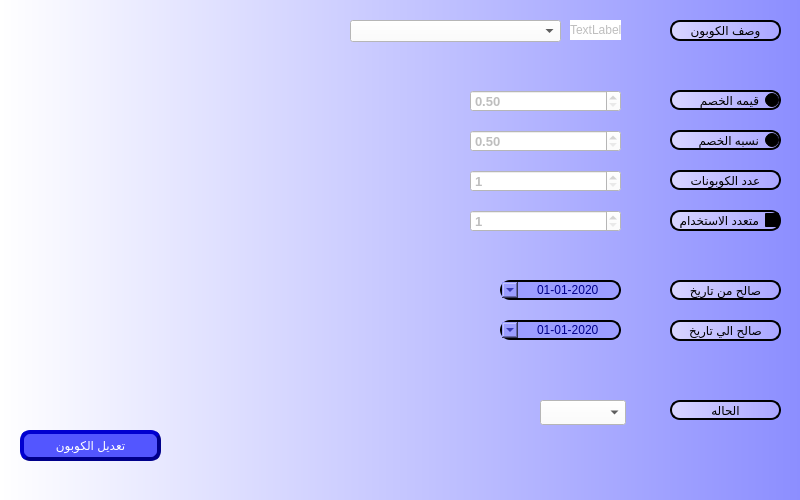
This is presentation/coupon_ui/stoppedCoupon.ui in shymaa123456/HyperPOS2020 as Qt 5 draws it before an edit. The edited form follows.
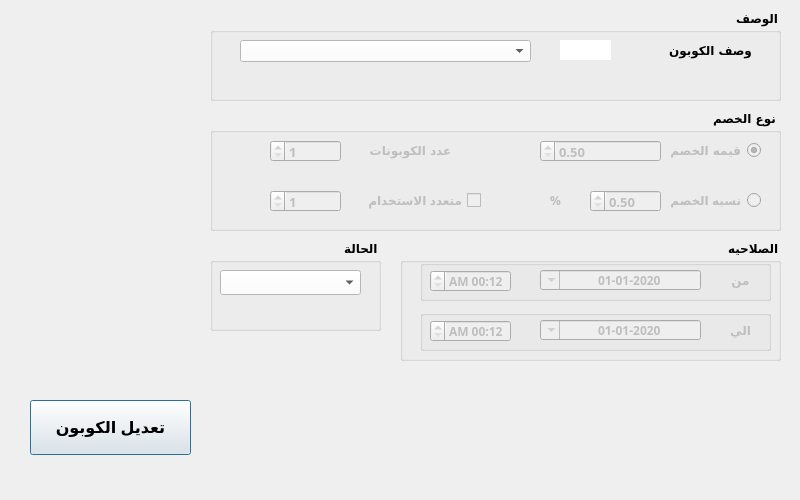
This is the edited form.

What changed in the file:
```diff
--- a/presentation/coupon_ui/stoppedCoupon.ui
+++ b/presentation/coupon_ui/stoppedCoupon.ui
@@ -26,518 +26,680 @@
    <string>أيقاف / تفعيل الكوبون</string>
   </property>
   <property name="styleSheet">
-   <string notr="true">background-color: qlineargradient(spread:pad, x1:0, y1:0, x2:1, y2:0, stop:0 #ffffff, stop:1 #8c8eff);</string>
+   <string notr="true"/>
   </property>
   <widget class="QPushButton" name="BTN_modifyCoupon">
    <property name="geometry">
     <rect>
-     <x>20</x>
-     <y>430</y>
-     <width>141</width>
-     <height>31</height>
+     <x>30</x>
+     <y>400</y>
+     <width>161</width>
+     <height>55</height>
     </rect>
    </property>
+   <property name="font">
+    <font>
+     <family>MS Shell Dlg 2</family>
+     <pointsize>12</pointsize>
+     <weight>75</weight>
+     <bold>true</bold>
+    </font>
+   </property>
+   <property name="layoutDirection">
+    <enum>Qt::RightToLeft</enum>
+   </property>
    <property name="styleSheet">
-    <string notr="true">QPushButton{
-                                        background-color: #5356ff;
-                                        border-style: outset;
-                                        border-width: 4px;
-                                        border-radius: 10px;
-                                        border-color: darkblue;
-                    color:white;
-	font: 75 14pt &quot;MS Shell Dlg 2&quot;;
-	                                    }
-                                        QPushButton:hover {
-                                        background: qradialgradient(
-                                        cx: 0.3, cy: -0.4, fx: 0.3, fy: -0.4,
-                                        radius: 1.35, stop: 0 #3a0dab, stop: 1 #a5a5ff
-                                        );
-                                        }
-                                        QPushButton:pressed {
-                                        border-style: inset;
-                                        background: qradialgradient(
-                                        cx: 0.4, cy: -0.1, fx: 0.4, fy: -0.1,
-                                        radius: 1.35, stop: 0 #a5a5ff, stop: 1 #3a0dab
-                                        );
-                                        }</string>
+    <string notr="true"/>
    </property>
    <property name="text">
     <string>تعديل الكوبون</string>
    </property>
   </widget>
-  <widget class="QDateTimeEdit" name="Qdate_from">
-   <property name="enabled">
-    <bool>false</bool>
-   </property>
+  <widget class="QGroupBox" name="groupBox">
    <property name="geometry">
     <rect>
-     <x>500</x>
-     <y>280</y>
-     <width>121</width>
-     <height>20</height>
+     <x>210</x>
+     <y>10</y>
+     <width>571</width>
+     <height>91</height>
     </rect>
    </property>
-   <property name="layoutDirection">
-    <enum>Qt::RightToLeft</enum>
-   </property>
-   <property name="styleSheet">
-    <string notr="true">color:darkblue;
-background-color: qlineargradient(spread:pad, x1:0, y1:0, x2:1, y2:0, stop:0 #d8d5ff, stop:1 #a9a6ff);
-border-style: outset;
-border-width: 2px;
-border-radius: 10px;
-border-color:black;
-background-color: #9c9eff;</string>
-   </property>
-   <property name="alignment">
-    <set>Qt::AlignCenter</set>
-   </property>
-   <property name="minimumDateTime">
-    <datetime>
-     <hour>0</hour>
-     <minute>0</minute>
-     <second>0</second>
-     <year>2020</year>
-     <month>1</month>
-     <day>1</day>
-    </datetime>
-   </property>
-   <property name="displayFormat">
-    <string>yyyy-MM-dd</string>
-   </property>
-   <property name="calendarPopup">
-    <bool>true</bool>
-   </property>
-  </widget>
-  <widget class="QLabel" name="desc">
-   <property name="geometry">
-    <rect>
-     <x>670</x>
-     <y>20</y>
-     <width>111</width>
-     <height>21</height>
-    </rect>
-   </property>
-   <property name="layoutDirection">
-    <enum>Qt::RightToLeft</enum>
-   </property>
-   <property name="styleSheet">
-    <string notr="true">color:Black;
-background-color: qlineargradient(spread:pad, x1:0, y1:0, x2:1, y2:0, stop:0 #d8d5ff, stop:1 #a9a6ff);
-border-style: outset;
-border-width: 2px;
-border-radius: 10px;
-border-color:black;</string>
-   </property>
-   <property name="text">
-    <string>وصف الكوبون</string>
-   </property>
-   <property name="alignment">
-    <set>Qt::AlignCenter</set>
-   </property>
-  </widget>
-  <widget class="QRadioButton" name="radioButton_Value">
-   <property name="enabled">
-    <bool>false</bool>
-   </property>
-   <property name="geometry">
-    <rect>
-     <x>670</x>
-     <y>90</y>
-     <width>111</width>
-     <height>20</height>
-    </rect>
-   </property>
-   <property name="layoutDirection">
-    <enum>Qt::RightToLeft</enum>
-   </property>
-   <property name="autoFillBackground">
-    <bool>false</bool>
-   </property>
-   <property name="styleSheet">
-    <string notr="true">color:Black;
-background-color: qlineargradient(spread:pad, x1:0, y1:0, x2:1, y2:0, stop:0 #d8d5ff, stop:1 #a9a6ff);
-border-style: outset;
-border-width: 2px;
-border-radius: 10px;
-border-color:black;</string>
-   </property>
-   <property name="text">
-    <string>قيمه الخصم</string>
-   </property>
-   <property name="checked">
-    <bool>true</bool>
-   </property>
-  </widget>
-  <widget class="QCheckBox" name="checkBox_Multi">
-   <property name="enabled">
-    <bool>false</bool>
-   </property>
-   <property name="geometry">
-    <rect>
-     <x>670</x>
-     <y>210</y>
-     <width>111</width>
-     <height>21</height>
-    </rect>
-   </property>
-   <property name="layoutDirection">
-    <enum>Qt::RightToLeft</enum>
-   </property>
-   <property name="styleSheet">
-    <string notr="true">color:Black;
-background-color: qlineargradient(spread:pad, x1:0, y1:0, x2:1, y2:0, stop:0 #d8d5ff, stop:1 #a9a6ff);
-border-style: outset;
-border-width: 2px;
-border-radius: 10px;
-border-color:black;</string>
-   </property>
-   <property name="text">
-    <string>متعدد الاستخدام</string>
-   </property>
-  </widget>
-  <widget class="QLabel" name="desc_2">
-   <property name="enabled">
-    <bool>false</bool>
-   </property>
-   <property name="geometry">
-    <rect>
-     <x>670</x>
-     <y>170</y>
-     <width>111</width>
-     <height>20</height>
-    </rect>
-   </property>
-   <property name="layoutDirection">
-    <enum>Qt::RightToLeft</enum>
-   </property>
-   <property name="styleSheet">
-    <string notr="true">color:Black;
-background-color: qlineargradient(spread:pad, x1:0, y1:0, x2:1, y2:0, stop:0 #d8d5ff, stop:1 #a9a6ff);
-border-style: outset;
-border-width: 2px;
-border-radius: 10px;
-border-color:black;</string>
-   </property>
-   <property name="text">
-    <string>عدد الكوبونات</string>
-   </property>
-   <property name="alignment">
-    <set>Qt::AlignCenter</set>
-   </property>
-  </widget>
-  <widget class="QDateTimeEdit" name="Qdate_to">
-   <property name="enabled">
-    <bool>false</bool>
-   </property>
-   <property name="geometry">
-    <rect>
-     <x>500</x>
-     <y>320</y>
-     <width>121</width>
-     <height>20</height>
-    </rect>
-   </property>
-   <property name="layoutDirection">
-    <enum>Qt::RightToLeft</enum>
-   </property>
-   <property name="styleSheet">
-    <string notr="true">color:darkblue;
-background-color: qlineargradient(spread:pad, x1:0, y1:0, x2:1, y2:0, stop:0 #d8d5ff, stop:1 #a9a6ff);
-border-style: outset;
-border-width: 2px;
-border-radius: 10px;
-border-color:black;
-background-color: #9c9eff;</string>
-   </property>
-   <property name="alignment">
-    <set>Qt::AlignCenter</set>
-   </property>
-   <property name="minimumDateTime">
-    <datetime>
-     <hour>0</hour>
-     <minute>0</minute>
-     <second>0</second>
-     <year>2020</year>
-     <month>1</month>
-     <day>1</day>
-    </datetime>
-   </property>
-   <property name="displayFormat">
-    <string>yyyy-MM-dd</string>
-   </property>
-   <property name="calendarPopup">
-    <bool>true</bool>
-   </property>
-  </widget>
-  <widget class="QDoubleSpinBox" name="LE_desc_2">
-   <property name="enabled">
-    <bool>false</bool>
-   </property>
-   <property name="geometry">
-    <rect>
-     <x>470</x>
-     <y>90</y>
-     <width>151</width>
-     <height>22</height>
-    </rect>
-   </property>
    <property name="font">
     <font>
-     <pointsize>10</pointsize>
+     <family>29LT Bukra Regular</family>
+     <pointsize>9</pointsize>
      <weight>75</weight>
      <bold>true</bold>
     </font>
    </property>
-   <property name="styleSheet">
-    <string notr="true">background-color: rgb(255, 255, 255);</string>
+   <property name="layoutDirection">
+    <enum>Qt::RightToLeft</enum>
    </property>
-   <property name="minimum">
-    <double>0.500000000000000</double>
+   <property name="title">
+    <string>الوصف</string>
    </property>
+   <widget class="QComboBox" name="CMB_CouponDes">
+    <property name="geometry">
+     <rect>
+      <x>30</x>
+      <y>30</y>
+      <width>291</width>
+      <height>22</height>
+     </rect>
+    </property>
+    <property name="layoutDirection">
+     <enum>Qt::LeftToRight</enum>
+    </property>
+    <property name="styleSheet">
+     <string notr="true">background-color: rgb(255, 255, 255);</string>
+    </property>
+    <property name="editable">
+     <bool>false</bool>
+    </property>
+   </widget>
+   <widget class="QLabel" name="labe_id">
+    <property name="enabled">
+     <bool>false</bool>
+    </property>
+    <property name="geometry">
+     <rect>
+      <x>350</x>
+      <y>30</y>
+      <width>51</width>
+      <height>20</height>
+     </rect>
+    </property>
+    <property name="styleSheet">
+     <string notr="true">background-color: rgb(255, 255, 255);</string>
+    </property>
+    <property name="text">
+     <string/>
+    </property>
+   </widget>
+   <widget class="QLabel" name="desc_5">
+    <property name="geometry">
+     <rect>
+      <x>450</x>
+      <y>30</y>
+      <width>101</width>
+      <height>21</height>
+     </rect>
+    </property>
+    <property name="font">
+     <font>
+      <family>29LT Bukra Regular</family>
+      <pointsize>9</pointsize>
+      <weight>75</weight>
+      <bold>true</bold>
+     </font>
+    </property>
+    <property name="layoutDirection">
+     <enum>Qt::RightToLeft</enum>
+    </property>
+    <property name="styleSheet">
+     <string notr="true"/>
+    </property>
+    <property name="text">
+     <string>وصف الكوبون</string>
+    </property>
+    <property name="alignment">
+     <set>Qt::AlignCenter</set>
+    </property>
+   </widget>
   </widget>
-  <widget class="QSpinBox" name="LE_desc_5">
-   <property name="enabled">
-    <bool>false</bool>
-   </property>
+  <widget class="QGroupBox" name="groupBox_2">
    <property name="geometry">
     <rect>
-     <x>470</x>
-     <y>210</y>
-     <width>151</width>
-     <height>22</height>
+     <x>210</x>
+     <y>110</y>
+     <width>571</width>
+     <height>121</height>
     </rect>
    </property>
    <property name="font">
     <font>
-     <pointsize>10</pointsize>
+     <family>29LT Bukra Regular</family>
+     <pointsize>9</pointsize>
      <weight>75</weight>
      <bold>true</bold>
     </font>
    </property>
-   <property name="styleSheet">
-    <string notr="true">background-color: rgb(255, 255, 255);</string>
+   <property name="layoutDirection">
+    <enum>Qt::RightToLeft</enum>
    </property>
-   <property name="minimum">
-    <number>1</number>
+   <property name="title">
+    <string>نوع الخصم</string>
    </property>
+   <widget class="QSpinBox" name="LE_desc_5">
+    <property name="enabled">
+     <bool>false</bool>
+    </property>
+    <property name="geometry">
+     <rect>
+      <x>60</x>
+      <y>80</y>
+      <width>71</width>
+      <height>22</height>
+     </rect>
+    </property>
+    <property name="font">
+     <font>
+      <pointsize>10</pointsize>
+      <weight>75</weight>
+      <bold>true</bold>
+     </font>
+    </property>
+    <property name="styleSheet">
+     <string notr="true"/>
+    </property>
+    <property name="minimum">
+     <number>1</number>
+    </property>
+   </widget>
+   <widget class="QSpinBox" name="LE_desc_4">
+    <property name="enabled">
+     <bool>false</bool>
+    </property>
+    <property name="geometry">
+     <rect>
+      <x>60</x>
+      <y>30</y>
+      <width>71</width>
+      <height>22</height>
+     </rect>
+    </property>
+    <property name="font">
+     <font>
+      <pointsize>10</pointsize>
+      <weight>75</weight>
+      <bold>true</bold>
+     </font>
+    </property>
+    <property name="styleSheet">
+     <string notr="true"/>
+    </property>
+    <property name="minimum">
+     <number>1</number>
+    </property>
+   </widget>
+   <widget class="QCheckBox" name="checkBox_Multi">
+    <property name="enabled">
+     <bool>false</bool>
+    </property>
+    <property name="geometry">
+     <rect>
+      <x>150</x>
+      <y>80</y>
+      <width>121</width>
+      <height>21</height>
+     </rect>
+    </property>
+    <property name="font">
+     <font>
+      <family>MS Shell Dlg 2</family>
+      <pointsize>9</pointsize>
+     </font>
+    </property>
+    <property name="layoutDirection">
+     <enum>Qt::RightToLeft</enum>
+    </property>
+    <property name="styleSheet">
+     <string notr="true"/>
+    </property>
+    <property name="text">
+     <string>متعدد الاستخدام</string>
+    </property>
+   </widget>
+   <widget class="QRadioButton" name="radioButton_Percentage">
+    <property name="enabled">
+     <bool>false</bool>
+    </property>
+    <property name="geometry">
+     <rect>
+      <x>440</x>
+      <y>80</y>
+      <width>111</width>
+      <height>20</height>
+     </rect>
+    </property>
+    <property name="font">
+     <font>
+      <family>MS Shell Dlg 2</family>
+      <pointsize>9</pointsize>
+     </font>
+    </property>
+    <property name="layoutDirection">
+     <enum>Qt::RightToLeft</enum>
+    </property>
+    <property name="styleSheet">
+     <string notr="true"/>
+    </property>
+    <property name="text">
+     <string>نسبه الخصم</string>
+    </property>
+   </widget>
+   <widget class="QDoubleSpinBox" name="LE_desc_3">
+    <property name="enabled">
+     <bool>false</bool>
+    </property>
+    <property name="geometry">
+     <rect>
+      <x>380</x>
+      <y>80</y>
+      <width>71</width>
+      <height>22</height>
+     </rect>
+    </property>
+    <property name="font">
+     <font>
+      <pointsize>10</pointsize>
+      <weight>75</weight>
+      <bold>true</bold>
+     </font>
+    </property>
+    <property name="styleSheet">
+     <string notr="true"/>
+    </property>
+    <property name="minimum">
+     <double>0.500000000000000</double>
+    </property>
+   </widget>
+   <widget class="QDoubleSpinBox" name="LE_desc_2">
+    <property name="enabled">
+     <bool>false</bool>
+    </property>
+    <property name="geometry">
+     <rect>
+      <x>330</x>
+      <y>30</y>
+      <width>121</width>
+      <height>22</height>
+     </rect>
+    </property>
+    <property name="font">
+     <font>
+      <pointsize>10</pointsize>
+      <weight>75</weight>
+      <bold>true</bold>
+     </font>
+    </property>
+    <property name="styleSheet">
+     <string notr="true"/>
+    </property>
+    <property name="minimum">
+     <double>0.500000000000000</double>
+    </property>
+   </widget>
+   <widget class="QRadioButton" name="radioButton_Value">
+    <property name="enabled">
+     <bool>false</bool>
+    </property>
+    <property name="geometry">
+     <rect>
+      <x>440</x>
+      <y>30</y>
+      <width>111</width>
+      <height>20</height>
+     </rect>
+    </property>
+    <property name="font">
+     <font>
+      <pointsize>9</pointsize>
+      <weight>75</weight>
+      <bold>true</bold>
+     </font>
+    </property>
+    <property name="layoutDirection">
+     <enum>Qt::RightToLeft</enum>
+    </property>
+    <property name="autoFillBackground">
+     <bool>false</bool>
+    </property>
+    <property name="styleSheet">
+     <string notr="true"/>
+    </property>
+    <property name="text">
+     <string>قيمه الخصم</string>
+    </property>
+    <property name="checked">
+     <bool>true</bool>
+    </property>
+   </widget>
+   <widget class="QLabel" name="desc_2">
+    <property name="enabled">
+     <bool>false</bool>
+    </property>
+    <property name="geometry">
+     <rect>
+      <x>150</x>
+      <y>30</y>
+      <width>101</width>
+      <height>21</height>
+     </rect>
+    </property>
+    <property name="font">
+     <font>
+      <family>29LT Bukra Regular</family>
+      <pointsize>9</pointsize>
+      <weight>75</weight>
+      <bold>true</bold>
+     </font>
+    </property>
+    <property name="layoutDirection">
+     <enum>Qt::RightToLeft</enum>
+    </property>
+    <property name="styleSheet">
+     <string notr="true"/>
+    </property>
+    <property name="text">
+     <string>عدد الكوبونات</string>
+    </property>
+    <property name="alignment">
+     <set>Qt::AlignCenter</set>
+    </property>
+   </widget>
+   <widget class="QLabel" name="label">
+    <property name="enabled">
+     <bool>false</bool>
+    </property>
+    <property name="geometry">
+     <rect>
+      <x>330</x>
+      <y>80</y>
+      <width>31</width>
+      <height>21</height>
+     </rect>
+    </property>
+    <property name="font">
+     <font>
+      <family>29LT Bukra Regular</family>
+      <pointsize>9</pointsize>
+      <weight>75</weight>
+      <bold>true</bold>
+     </font>
+    </property>
+    <property name="text">
+     <string>%</string>
+    </property>
+    <property name="alignment">
+     <set>Qt::AlignCenter</set>
+    </property>
+   </widget>
   </widget>
-  <widget class="QDoubleSpinBox" name="LE_desc_3">
-   <property name="enabled">
-    <bool>false</bool>
-   </property>
+  <widget class="QGroupBox" name="groupBox_3">
    <property name="geometry">
     <rect>
-     <x>470</x>
-     <y>130</y>
-     <width>151</width>
-     <height>22</height>
+     <x>400</x>
+     <y>240</y>
+     <width>381</width>
+     <height>121</height>
     </rect>
    </property>
    <property name="font">
     <font>
-     <pointsize>10</pointsize>
+     <family>29LT Bukra Regular</family>
+     <pointsize>9</pointsize>
      <weight>75</weight>
      <bold>true</bold>
     </font>
    </property>
-   <property name="styleSheet">
-    <string notr="true">background-color: rgb(255, 255, 255);</string>
+   <property name="layoutDirection">
+    <enum>Qt::RightToLeft</enum>
    </property>
-   <property name="minimum">
-    <double>0.500000000000000</double>
+   <property name="title">
+    <string>الصلاحيه</string>
    </property>
+   <widget class="QGroupBox" name="groupBox_5">
+    <property name="geometry">
+     <rect>
+      <x>20</x>
+      <y>20</y>
+      <width>351</width>
+      <height>41</height>
+     </rect>
+    </property>
+    <property name="font">
+     <font>
+      <family>29LT Bukra Regular</family>
+      <pointsize>9</pointsize>
+      <weight>75</weight>
+      <bold>true</bold>
+     </font>
+    </property>
+    <property name="layoutDirection">
+     <enum>Qt::RightToLeft</enum>
+    </property>
+    <property name="title">
+     <string/>
+    </property>
+    <widget class="QDateTimeEdit" name="Qdate_from">
+     <property name="enabled">
+      <bool>false</bool>
+     </property>
+     <property name="geometry">
+      <rect>
+       <x>120</x>
+       <y>10</y>
+       <width>161</width>
+       <height>20</height>
+      </rect>
+     </property>
+     <property name="layoutDirection">
+      <enum>Qt::RightToLeft</enum>
+     </property>
+     <property name="styleSheet">
+      <string notr="true"/>
+     </property>
+     <property name="alignment">
+      <set>Qt::AlignCenter</set>
+     </property>
+     <property name="minimumDateTime">
+      <datetime>
+       <hour>0</hour>
+       <minute>0</minute>
+       <second>0</second>
+       <year>2020</year>
+       <month>1</month>
+       <day>1</day>
+      </datetime>
+     </property>
+     <property name="displayFormat">
+      <string>yyyy-MM-dd</string>
+     </property>
+     <property name="calendarPopup">
+      <bool>true</bool>
+     </property>
+    </widget>
+    <widget class="QLabel" name="desc_3">
+     <property name="enabled">
+      <bool>false</bool>
+     </property>
+     <property name="geometry">
+      <rect>
+       <x>300</x>
+       <y>10</y>
+       <width>41</width>
+       <height>20</height>
+      </rect>
+     </property>
+     <property name="font">
+      <font>
+       <pointsize>9</pointsize>
+      </font>
+     </property>
+     <property name="styleSheet">
+      <string notr="true"/>
+     </property>
+     <property name="text">
+      <string>من</string>
+     </property>
+     <property name="alignment">
+      <set>Qt::AlignCenter</set>
+     </property>
+    </widget>
+    <widget class="QTimeEdit" name="Qtime_from">
+     <property name="enabled">
+      <bool>false</bool>
+     </property>
+     <property name="geometry">
+      <rect>
+       <x>10</x>
+       <y>10</y>
+       <width>81</width>
+       <height>22</height>
+      </rect>
+     </property>
+     <property name="displayFormat">
+      <string>h:mm AP</string>
+     </property>
+    </widget>
+   </widget>
+   <widget class="QGroupBox" name="groupBox_6">
+    <property name="geometry">
+     <rect>
+      <x>20</x>
+      <y>70</y>
+      <width>351</width>
+      <height>41</height>
+     </rect>
+    </property>
+    <property name="font">
+     <font>
+      <family>29LT Bukra Regular</family>
+      <pointsize>9</pointsize>
+      <weight>75</weight>
+      <bold>true</bold>
+     </font>
+    </property>
+    <property name="layoutDirection">
+     <enum>Qt::RightToLeft</enum>
+    </property>
+    <property name="title">
+     <string/>
+    </property>
+    <widget class="QDateTimeEdit" name="Qdate_to">
+     <property name="enabled">
+      <bool>false</bool>
+     </property>
+     <property name="geometry">
+      <rect>
+       <x>120</x>
+       <y>10</y>
+       <width>161</width>
+       <height>20</height>
+      </rect>
+     </property>
+     <property name="layoutDirection">
+      <enum>Qt::RightToLeft</enum>
+     </property>
+     <property name="styleSheet">
+      <string notr="true"/>
+     </property>
+     <property name="alignment">
+      <set>Qt::AlignCenter</set>
+     </property>
+     <property name="minimumDateTime">
+      <datetime>
+       <hour>0</hour>
+       <minute>0</minute>
+       <second>0</second>
+       <year>2020</year>
+       <month>1</month>
+       <day>1</day>
+      </datetime>
+     </property>
+     <property name="displayFormat">
+      <string>yyyy-MM-dd</string>
+     </property>
+     <property name="calendarPopup">
+      <bool>true</bool>
+     </property>
+    </widget>
+    <widget class="QLabel" name="desc_4">
+     <property name="enabled">
+      <bool>false</bool>
+     </property>
+     <property name="geometry">
+      <rect>
+       <x>300</x>
+       <y>10</y>
+       <width>41</width>
+       <height>21</height>
+      </rect>
+     </property>
+     <property name="layoutDirection">
+      <enum>Qt::RightToLeft</enum>
+     </property>
+     <property name="styleSheet">
+      <string notr="true"/>
+     </property>
+     <property name="text">
+      <string>الي</string>
+     </property>
+     <property name="alignment">
+      <set>Qt::AlignCenter</set>
+     </property>
+    </widget>
+    <widget class="QTimeEdit" name="Qtime_to">
+     <property name="enabled">
+      <bool>false</bool>
+     </property>
+     <property name="geometry">
+      <rect>
+       <x>10</x>
+       <y>10</y>
+       <width>81</width>
+       <height>22</height>
+      </rect>
+     </property>
+     <property name="displayFormat">
+      <string>h:mm AP</string>
+     </property>
+    </widget>
+   </widget>
   </widget>
-  <widget class="QSpinBox" name="LE_desc_4">
-   <property name="enabled">
-    <bool>false</bool>
-   </property>
+  <widget class="QGroupBox" name="groupBox_7">
    <property name="geometry">
     <rect>
-     <x>470</x>
-     <y>170</y>
-     <width>151</width>
-     <height>22</height>
+     <x>210</x>
+     <y>240</y>
+     <width>171</width>
+     <height>91</height>
     </rect>
    </property>
    <property name="font">
     <font>
-     <pointsize>10</pointsize>
+     <family>29LT Bukra Regular</family>
+     <pointsize>9</pointsize>
      <weight>75</weight>
      <bold>true</bold>
     </font>
    </property>
-   <property name="styleSheet">
-    <string notr="true">background-color: rgb(255, 255, 255);</string>
-   </property>
-   <property name="minimum">
-    <number>1</number>
-   </property>
-  </widget>
-  <widget class="QLabel" name="desc_3">
-   <property name="enabled">
-    <bool>true</bool>
-   </property>
-   <property name="geometry">
-    <rect>
-     <x>670</x>
-     <y>280</y>
-     <width>111</width>
-     <height>20</height>
-    </rect>
-   </property>
-   <property name="styleSheet">
-    <string notr="true">color:Black;
-background-color: qlineargradient(spread:pad, x1:0, y1:0, x2:1, y2:0, stop:0 #d8d5ff, stop:1 #a9a6ff);
-border-style: outset;
-border-width: 2px;
-border-radius: 10px;
-border-color:black;</string>
-   </property>
-   <property name="text">
-    <string>صالح من تاريخ</string>
-   </property>
-   <property name="alignment">
-    <set>Qt::AlignCenter</set>
-   </property>
-  </widget>
-  <widget class="QComboBox" name="CMB_CouponStatus">
-   <property name="enabled">
-    <bool>true</bool>
-   </property>
-   <property name="geometry">
-    <rect>
-     <x>540</x>
-     <y>400</y>
-     <width>86</width>
-     <height>25</height>
-    </rect>
-   </property>
-   <property name="styleSheet">
-    <string notr="true">background-color: rgb(255, 255, 255);</string>
-   </property>
-  </widget>
-  <widget class="QLabel" name="labe_id">
-   <property name="enabled">
-    <bool>false</bool>
-   </property>
-   <property name="geometry">
-    <rect>
-     <x>570</x>
-     <y>20</y>
-     <width>51</width>
-     <height>20</height>
-    </rect>
-   </property>
-   <property name="styleSheet">
-    <string notr="true">background-color: rgb(255, 255, 255);</string>
-   </property>
-   <property name="text">
-    <string>TextLabel</string>
-   </property>
-  </widget>
-  <widget class="QComboBox" name="CMB_CouponDes">
-   <property name="geometry">
-    <rect>
-     <x>350</x>
-     <y>20</y>
-     <width>211</width>
-     <height>22</height>
-    </rect>
-   </property>
-   <property name="styleSheet">
-    <string notr="true">background-color: rgb(255, 255, 255);</string>
-   </property>
-   <property name="editable">
-    <bool>false</bool>
-   </property>
-  </widget>
-  <widget class="QRadioButton" name="radioButton_Percentage">
-   <property name="enabled">
-    <bool>false</bool>
-   </property>
-   <property name="geometry">
-    <rect>
-     <x>670</x>
-     <y>130</y>
-     <width>111</width>
-     <height>20</height>
-    </rect>
-   </property>
    <property name="layoutDirection">
     <enum>Qt::RightToLeft</enum>
    </property>
-   <property name="styleSheet">
-    <string notr="true">color:Black;
-background-color: qlineargradient(spread:pad, x1:0, y1:0, x2:1, y2:0, stop:0 #d8d5ff, stop:1 #a9a6ff);
-border-style: outset;
-border-width: 2px;
-border-radius: 10px;
-border-color:black;</string>
+   <property name="title">
+    <string>الحالة</string>
    </property>
-   <property name="text">
-    <string>نسبه الخصم</string>
-   </property>
-  </widget>
-  <widget class="QLabel" name="desc_4">
-   <property name="enabled">
-    <bool>true</bool>
-   </property>
-   <property name="geometry">
-    <rect>
-     <x>670</x>
-     <y>320</y>
-     <width>111</width>
-     <height>21</height>
-    </rect>
-   </property>
-   <property name="layoutDirection">
-    <enum>Qt::RightToLeft</enum>
-   </property>
-   <property name="styleSheet">
-    <string notr="true">color:Black;
-background-color: qlineargradient(spread:pad, x1:0, y1:0, x2:1, y2:0, stop:0 #d8d5ff, stop:1 #a9a6ff);
-border-style: outset;
-border-width: 2px;
-border-radius: 10px;
-border-color:black;</string>
-   </property>
-   <property name="text">
-    <string>صالح الي تاريخ</string>
-   </property>
-   <property name="alignment">
-    <set>Qt::AlignCenter</set>
-   </property>
-  </widget>
-  <widget class="QLabel" name="label_2">
-   <property name="enabled">
-    <bool>true</bool>
-   </property>
-   <property name="geometry">
-    <rect>
-     <x>670</x>
-     <y>400</y>
-     <width>111</width>
-     <height>20</height>
-    </rect>
-   </property>
-   <property name="layoutDirection">
-    <enum>Qt::RightToLeft</enum>
-   </property>
-   <property name="styleSheet">
-    <string notr="true">color:Black;
-background-color: qlineargradient(spread:pad, x1:0, y1:0, x2:1, y2:0, stop:0 #d8d5ff, stop:1 #a9a6ff);
-border-style: outset;
-border-width: 2px;
-border-radius: 10px;
-border-color:black;</string>
-   </property>
-   <property name="text">
-    <string>الحاله</string>
-   </property>
-   <property name="alignment">
-    <set>Qt::AlignCenter</set>
-   </property>
+   <widget class="QComboBox" name="CMB_CouponStatus">
+    <property name="enabled">
+     <bool>true</bool>
+    </property>
+    <property name="geometry">
+     <rect>
+      <x>10</x>
+      <y>30</y>
+      <width>141</width>
+      <height>25</height>
+     </rect>
+    </property>
+    <property name="layoutDirection">
+     <enum>Qt::LeftToRight</enum>
+    </property>
+    <property name="styleSheet">
+     <string notr="true">background-color: rgb(255, 255, 255);</string>
+    </property>
+   </widget>
   </widget>
  </widget>
  <resources/>
```
